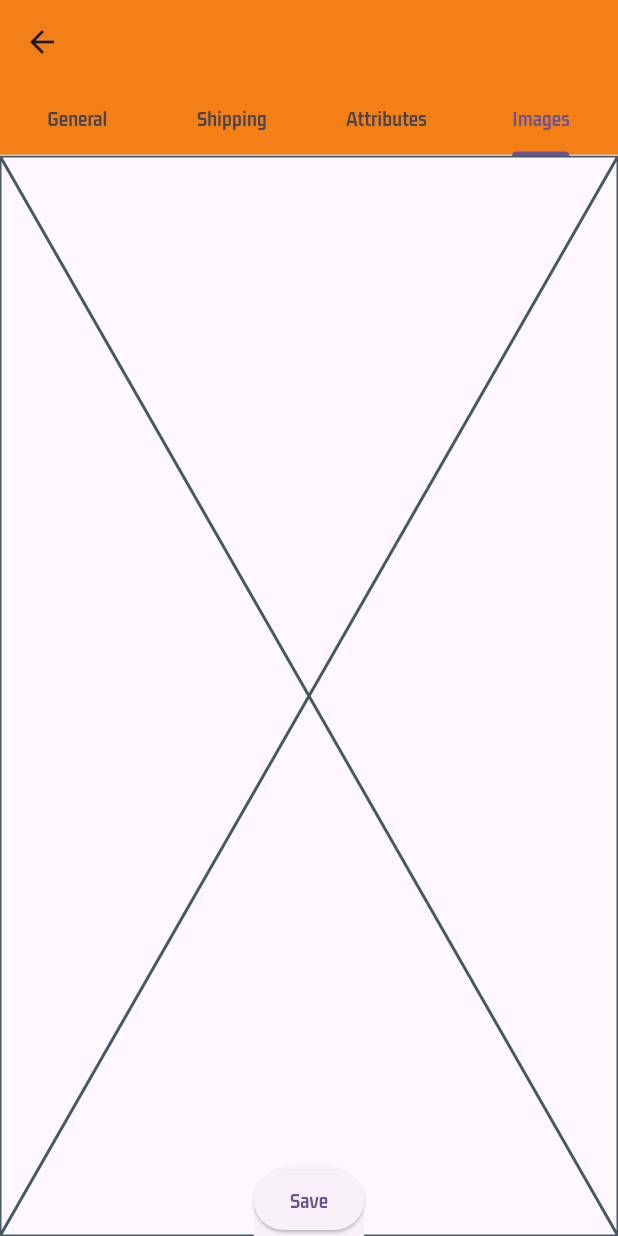
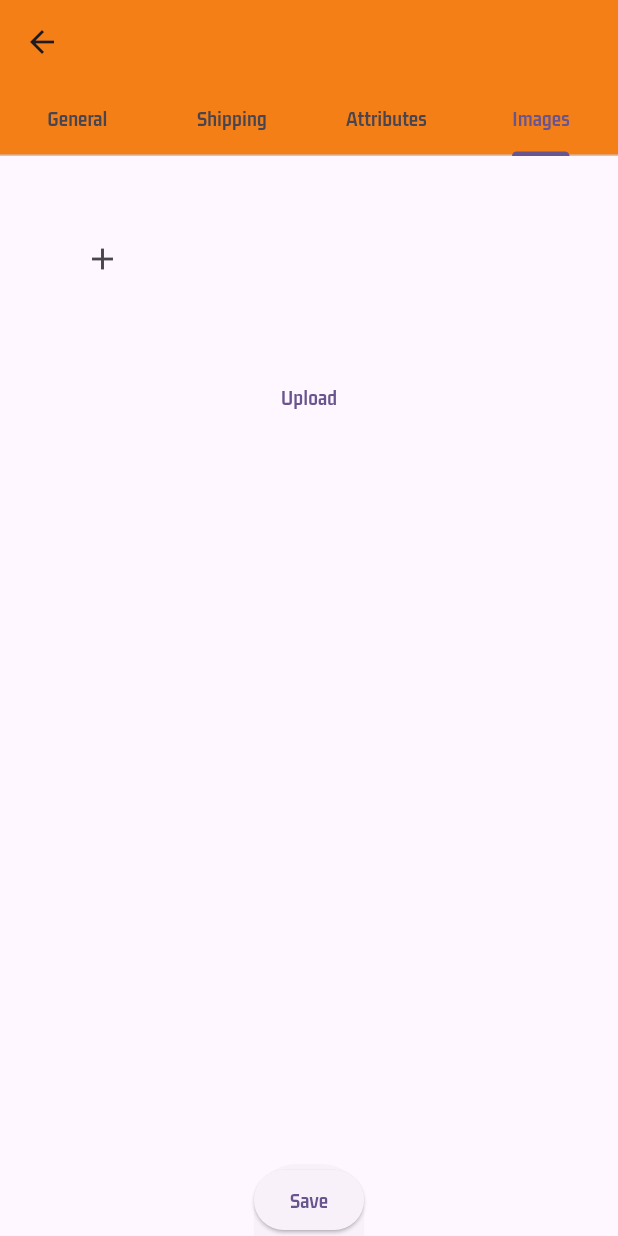
Before and after one commit to QuocHuy78035/ecommerce_app, a Flutter app: the VendorUploadScreen screen opened directly, tab 4 chosen, on a phone screen of 412 x 824 dp. Run offline on Flutter 3.47's test engine with Material 3 defaults, Android fonts, the phone set to English and light mode, and no system bars; our stand-ins replace cached_network_image, cloud_firestore, firebase_auth, firebase_core, firebase_storage, flutter_easyloading and 3 more; missing offline and left inert: country_state_city_picker; accounts and stored records are empty.

Commit message:
add pick_up_image_state_man

```diff
--- a/lib/providers/product_provider.dart
+++ b/lib/providers/product_provider.dart
@@ -10,6 +10,7 @@ class ProductProvider with ChangeNotifier {
     String? category,
     String? description,
     DateTime? scheduleDate,
+    List<String>? imageUrlList
   }) {
     if (productName != null) {
       productData['productName'] = productName;
@@ -29,5 +30,8 @@ class ProductProvider with ChangeNotifier {
     if(scheduleDate != null){
       productData['scheduleDate'] = scheduleDate;
     }
+    if(imageUrlList != null){
+      productData['imageUrlList'] = imageUrlList;
+    }
   }
 }
--- a/lib/vendors/views/screens/upload_tap_screens/image_screen.dart
+++ b/lib/vendors/views/screens/upload_tap_screens/image_screen.dart
@@ -1,10 +1,84 @@
+import 'dart:io';
+import 'package:ecomerce_app/providers/product_provider.dart';
+import 'package:firebase_storage/firebase_storage.dart';
 import 'package:flutter/material.dart';
+import 'package:flutter_easyloading/flutter_easyloading.dart';
+import 'package:image_picker/image_picker.dart';
+import 'package:provider/provider.dart';
+import 'package:uuid/uuid.dart';
 
-class ImageScreen extends StatelessWidget {
+class ImageScreen extends StatefulWidget {
   const ImageScreen({super.key});
 
   @override
+  State<ImageScreen> createState() => _ImageScreenState();
+}
+
+class _ImageScreenState extends State<ImageScreen> {
+  final FirebaseStorage _storage = FirebaseStorage.instance;
+  final ImagePicker picker = ImagePicker();
+  List<File> _image = [];
+  late List<String> _imageUrl = [];
+
+  chooseImage() async {
+    final pickedFile = await picker.pickImage(source: ImageSource.camera);
+    if (pickedFile == null) {
+      print("No image pick");
+    } else {
+      setState(() {
+        _image.add(File(pickedFile.path));
+      });
+    }
+  }
+
+  @override
   Widget build(BuildContext context) {
-    return const Placeholder();
+    final ProductProvider productProvider =
+        Provider.of<ProductProvider>(context, listen: false);
+    return Column(
+      children: [
+        GridView.builder(
+            shrinkWrap: true,
+            itemCount: _image.length + 1,
+            gridDelegate: const SliverGridDelegateWithFixedCrossAxisCount(
+                crossAxisCount: 3, mainAxisSpacing: 8, crossAxisSpacing: 3 / 3),
+            itemBuilder: (context, index) {
+              return index == 0
+                  ? Center(
+                      child: IconButton(
+                        icon: const Icon(Icons.add),
+                        onPressed: () {
+                          chooseImage();
+                        },
+                      ),
+                    )
+                  : Container(
+                      decoration: BoxDecoration(
+                          image: DecorationImage(
+                              image: FileImage(_image[index - 1]))),
+                    );
+            }),
+        TextButton(
+            onPressed: () async {
+              EasyLoading.show(status: "Saving image");
+              for (var img in _image) {
+                Reference ref =
+                    _storage.ref().child("productImage").child(const Uuid().v4());
+                await ref.putFile(img).whenComplete(
+                  () async {
+                    await ref.getDownloadURL().then((value) {
+                      setState(() {
+                        _imageUrl.add(value);
+                        productProvider.getFormData(imageUrlList: _imageUrl);
+                        EasyLoading.dismiss();
+                      });
+                    });
+                  },
+                );
+              }
+            },
+            child: const Text("Upload"))
+      ],
+    );
   }
 }
--- a/lib/vendors/views/screens/vendor_upload_screen.dart
+++ b/lib/vendors/views/screens/vendor_upload_screen.dart
@@ -58,6 +58,7 @@ class VendorUploadScreen extends StatelessWidget {
             print("${_productProvider.productData['quantity']}");
             print("${_productProvider.productData['category']}");
             print("${_productProvider.productData['description']}");
+            print("${_productProvider.productData['imageUrlList']}");
           },
           child: Text("Save"),
         ),
--- a/pubspec.yaml
+++ b/pubspec.yaml
@@ -48,6 +48,7 @@ dependencies:
   country_state_city_picker: ^1.2.8
   flutter_easyloading: ^3.0.5
   provider: ^6.1.1
+  uuid: ^4.3.3
 
 dev_dependencies:
   flutter_test:
```
Also changed, not shown: pubspec.lock.
